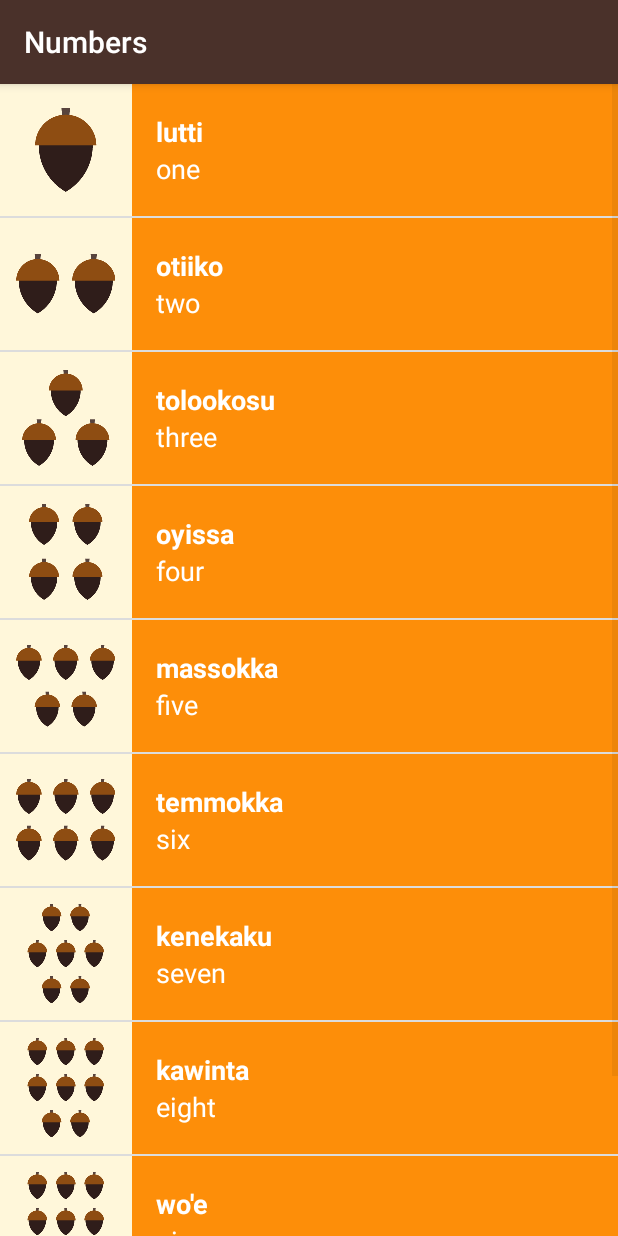
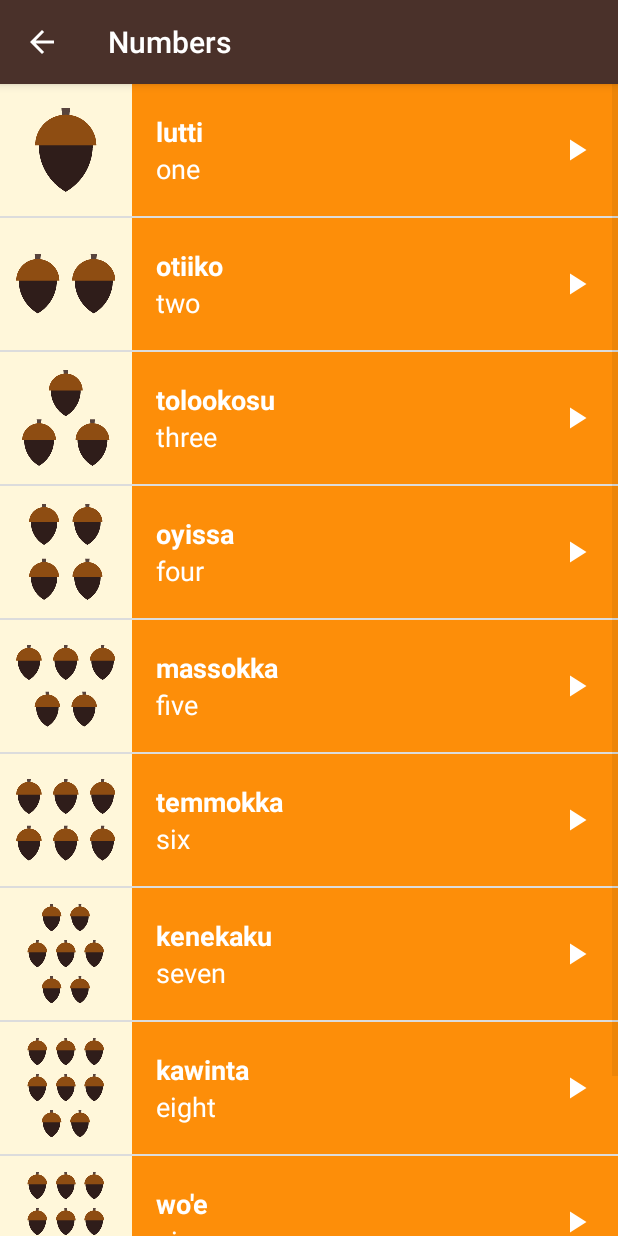
Before and after one commit to PallaviJagarlamudi/Miwok, an Android app: the NumbersActivity screen opened directly, with no data from a screen before it, on a phone screen of 412 x 824 dp. Run offline under Robolectric (Android 15) with nearby library versions, the light colour scheme and no system bars.

Commit message:
Till Up button

```diff
--- a/app/src/main/java/com/example/android/miwok/ColorsActivity.java
+++ b/app/src/main/java/com/example/android/miwok/ColorsActivity.java
@@ -40,6 +40,7 @@
     @Override
     protected void onCreate(Bundle savedInstanceState) {
         super.onCreate(savedInstanceState);
+        //getSupportActionBar().setDisplayHomeAsUpEnabled(true);
         setContentView(R.layout.word_list);
         mAudioManager = (AudioManager) getSystemService(Context.AUDIO_SERVICE);
 
@@ -92,6 +93,7 @@
             // setting the media player to null is an easy way to tell that the media player
             // is not configured to play an audio file at the moment.
             mMediaPlayer = null;
+            mAudioManager.abandonAudioFocus(mAudioFocusListener);
         }
     }
 }
--- a/app/src/main/java/com/example/android/miwok/NumbersActivity.java
+++ b/app/src/main/java/com/example/android/miwok/NumbersActivity.java
@@ -95,6 +95,7 @@
             // setting the media player to null is an easy way to tell that the media player
             // is not configured to play an audio file at the moment.
             mMediaPlayer = null;
+            mAudioManager.abandonAudioFocus(mAudioFocusListener);
         }
     }
 }
--- a/app/src/main/java/com/example/android/miwok/PhrasesActivity.java
+++ b/app/src/main/java/com/example/android/miwok/PhrasesActivity.java
@@ -95,6 +95,7 @@
             // setting the media player to null is an easy way to tell that the media player
             // is not configured to play an audio file at the moment.
             mMediaPlayer = null;
+            mAudioManager.abandonAudioFocus(mAudioFocusListener);
         }
     }
 
--- a/app/src/main/res/layout/list_tem.xml
+++ b/app/src/main/res/layout/list_tem.xml
@@ -1,12 +1,10 @@
 <?xml version="1.0" encoding="utf-8"?>
-<LinearLayout xmlns:android="http://schemas.android.com/apk/res/android"
+<RelativeLayout xmlns:android="http://schemas.android.com/apk/res/android"
     xmlns:tools="http://schemas.android.com/tools"
     android:id="@+id/itemView"
     android:layout_width="match_parent"
-    android:layout_height="wrap_content"
-    android:background="@color/tan_background"
-    android:minHeight="@dimen/list_item_height"
-    android:orientation="horizontal">
+    android:layout_height="@dimen/list_item_height"
+    android:background="@color/tan_background">
 
     <ImageView
         android:id="@+id/imageView"
@@ -18,6 +16,10 @@
         android:id="@+id/textLayout"
         android:layout_width="match_parent"
         android:layout_height="match_parent"
+        android:layout_toRightOf="@id/imageView"
+        android:layout_alignParentBottom="true"
+        android:layout_alignParentRight="true"
+        android:layout_alignParentTop="true"
         android:orientation="vertical"
         android:paddingLeft="16dp">t
 
@@ -42,4 +44,12 @@
             android:textColor="@android:color/white"
             tools:text="one" />
     </LinearLayout>
-</LinearLayout>
+
+    <ImageView
+        android:layout_width="24dp"
+        android:layout_height="24dp"
+        android:src="@mipmap/ic_play_arrow_white_24dp"
+        android:layout_marginRight="16dp"
+        android:layout_centerVertical="true"
+        android:layout_alignParentRight="true"/>
+</RelativeLayout>
--- a/app/src/main/res/layout/word_list.xml
+++ b/app/src/main/res/layout/word_list.xml
@@ -1,10 +1,9 @@
 <?xml version="1.0" encoding="utf-8"?>
 <ListView xmlns:android="http://schemas.android.com/apk/res/android"
-    xmlns:tools="http://schemas.android.com/tools"
     android:id="@+id/wordsListView"
     android:orientation="vertical"
     android:layout_width="match_parent"
     android:layout_height="match_parent"
-    tools:context="com.example.android.miwok.NumbersActivity">
+    android:drawSelectorOnTop="true">
 
 </ListView>
--- a/app/src/main/res/values/styles.xml
+++ b/app/src/main/res/values/styles.xml
@@ -28,6 +28,7 @@
         <item name="android:padding">16dp</item>
         <item name="android:textColor">@android:color/white</item>
         <item name="android:textStyle">bold</item>
+        <item name="android:background">?android:attr/selectableItemBackground</item>
         <item name="android:textAppearance">?android:textAppearanceMedium</item>
     </style>
 
```
Also changed, not shown: app/src/main/AndroidManifest.xml (+33 -8 lines), app/src/main/res/layout/activity_main.xml (+30 -12 lines), app/src/main/res/mipmap-hdpi/ic_play_arrow_white_24dp.png (added), app/src/main/res/mipmap-xhdpi/ic_play_arrow_white_24dp.png (added), app/src/main/res/mipmap-xxhdpi/ic_play_arrow_white_24dp.png (added), app/src/main/res/mipmap-xxxhdpi/ic_play_arrow_white_24dp.png (added).
